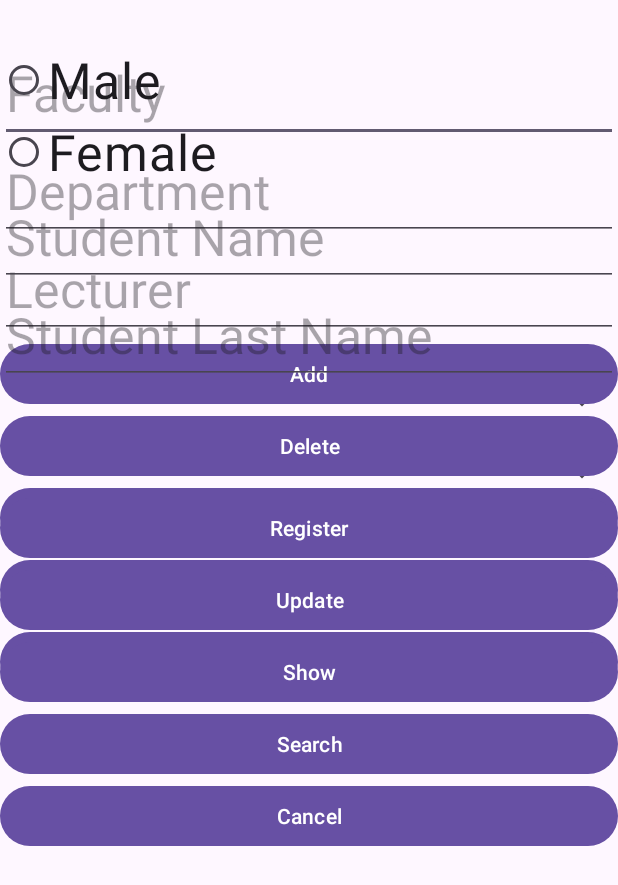
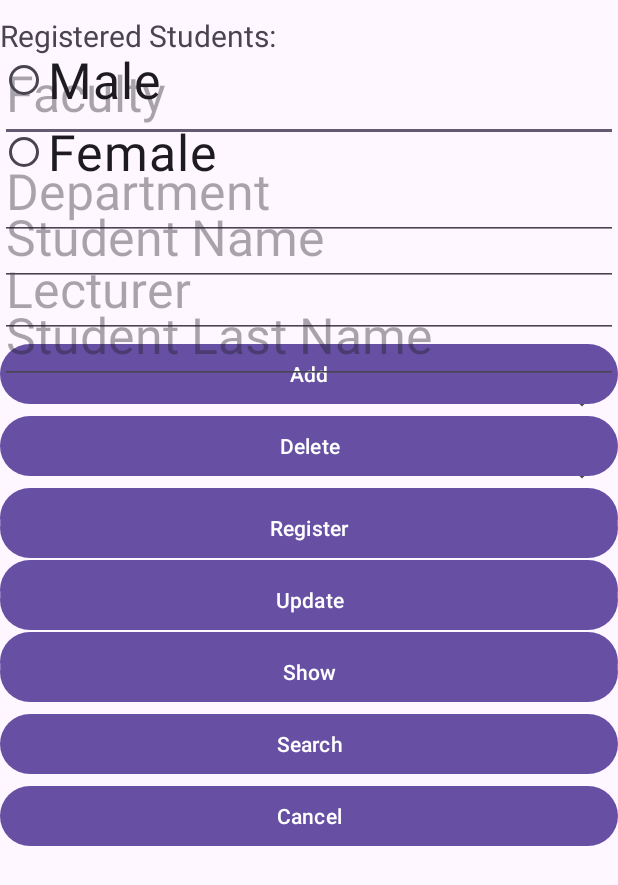
Before and after one commit to ahmedIbrahim84201/Students_registration_management, an Android app: the screen it shows after launch (MainActivity), on a phone screen of 412 x 824 dp. Shown: the top 885 px of the screen. Run offline under Robolectric (Android 15) with nearby library versions, the phone set to English and light mode, and no system bars.

```diff
--- a/app/src/main/res/layout/administration_tab.xml
+++ b/app/src/main/res/layout/administration_tab.xml
@@ -62,7 +62,7 @@
         android:layout_width="match_parent"
         android:layout_height="wrap_content"
         android:text="Update"
-        android:onClick="update"
+        android:onClick="updateAdministration"
         />
     <ListView
         android:id="@+id/listView"
--- a/app/src/main/res/layout/registered_students_tab.xml
+++ b/app/src/main/res/layout/registered_students_tab.xml
@@ -5,5 +5,17 @@
     android:layout_height="match_parent"
     android:orientation="vertical"
     >
+    <TextView
+        android:layout_height="wrap_content"
+        android:layout_width="match_parent"
+        android:text="Registered Students:"
+        android:textSize="20dp"
+        />
+
+
+    <ListView
+        android:id="@+id/regStudentsListView"
+        android:layout_width="match_parent"
+        android:layout_height="wrap_content"/>
 
 </LinearLayout>
```
Also changed, not shown: app/src/main/java/com/example/students_registration_management/MainActivity.java (+131 -21 lines).
